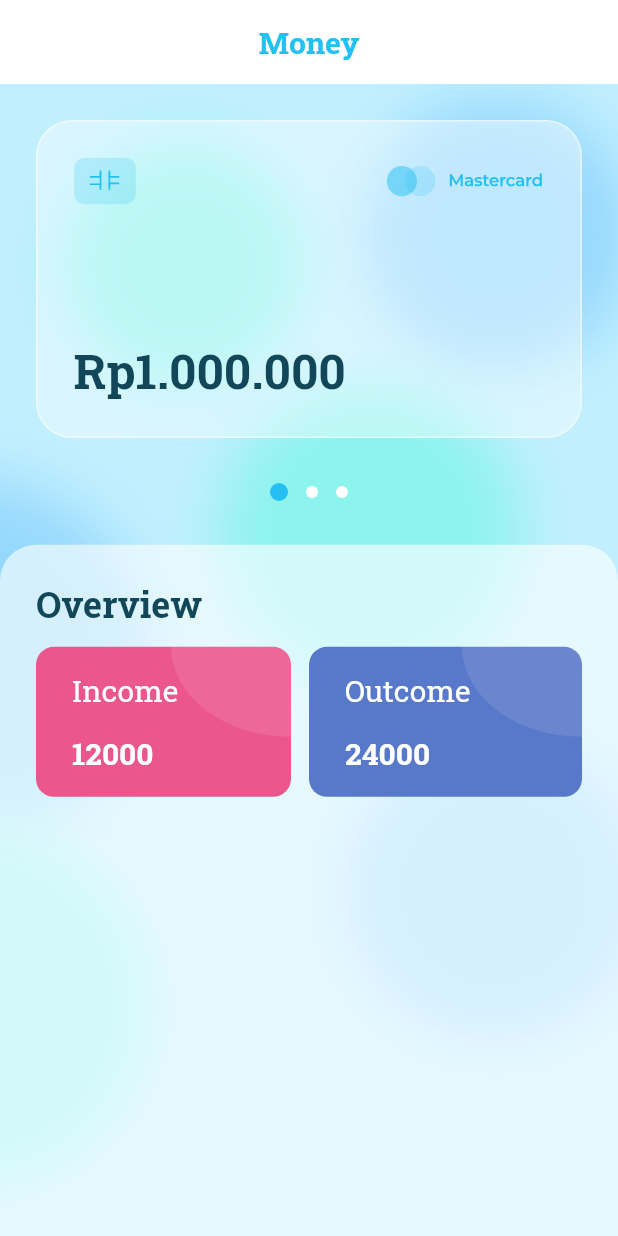
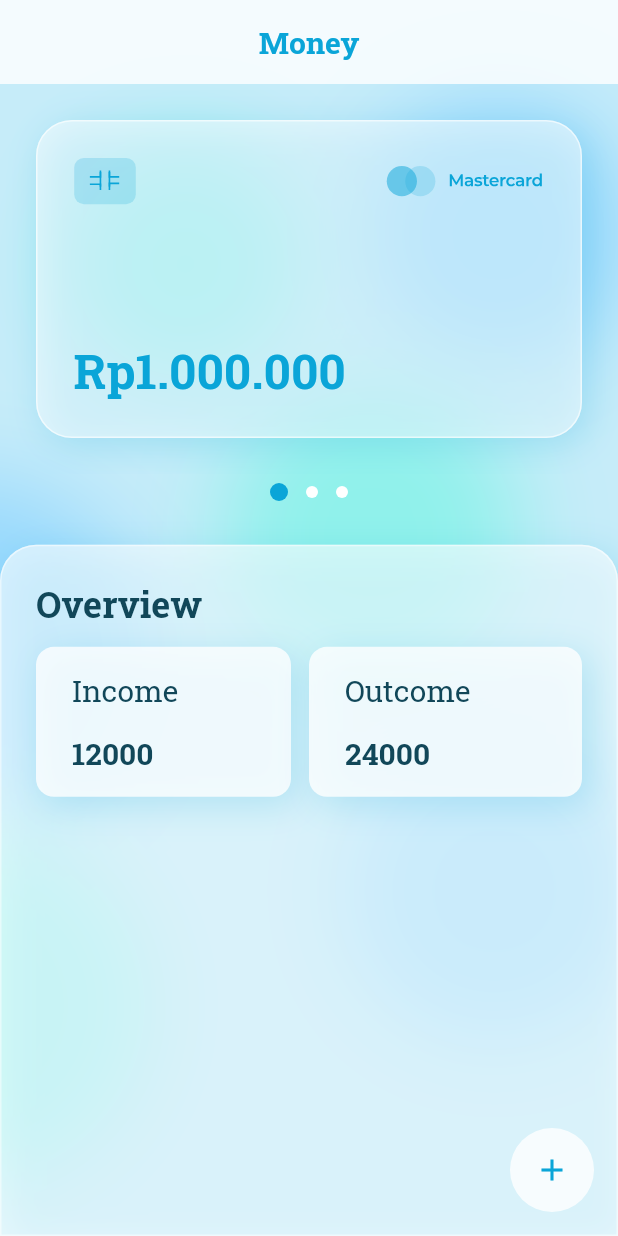
Before and after one commit to rizkyeky/Money-Flutter, a Flutter app: the screen it shows after launch, on a phone screen of 412 x 824 dp. Run offline on Flutter 3.47's test engine with Material 2 defaults, Android fonts, the phone set to English and light mode, and no system bars; drawn by our look-alikes of dots_indicator; our stand-ins replace flutter_svg, get; missing offline and left inert: dart:ffi.

Commit message:
add box shadow and colors

```diff
--- a/lib/theme.dart
+++ b/lib/theme.dart
@@ -1,10 +1,10 @@
 import 'package:flutter/material.dart';
 
 const Map<String, Color> pallets = {
-  'primary': Color(0xFF25C0F3),
-  'accent1': Color(0xFFC1EFFE),
+  'primary': Color(0xFF0AA5D8),
+  'accent1': Color(0xFFC6ECF9),
   'accent2': Color(0xFF96D8FD),
-  'accent3': Color(0xFF8CF3ED),
+  'accent3': Color(0xFF90F1EB),
   'text1': Color(0xFF114759),
 };
 
@@ -18,3 +18,11 @@ const TextStyle subtitle = TextStyle(
   color: Color(0xFF114759),
   fontSize: 20,
 );
+
+List<BoxShadow> boxShadow = [
+  BoxShadow(
+    color: pallets['primary'].withOpacity(0.2),
+    offset: const Offset(5,5),
+    blurRadius: 20
+  )
+];
--- a/lib/view/component/component.dart
+++ b/lib/view/component/component.dart
@@ -11,9 +11,10 @@ class GlassCard extends StatelessWidget {
     return Container(
       height: 220,
       decoration: BoxDecoration(
-        border: Border.all(color: Colors.white.withOpacity(0.5),),
-        color: Colors.white.withOpacity(0.4),
+        border: Border.all(color: Colors.white.withOpacity(0.6),),
+        color: Colors.white.withOpacity(0.5),
         borderRadius: BorderRadius.circular(24),
+        boxShadow: boxShadow
       ),
       padding: const EdgeInsets.all(24),
       child: Column(
@@ -29,7 +30,7 @@ class GlassCard extends StatelessWidget {
           ),
           Text('Rp1.000.000',
             style: TextStyle(
-              color: pallets['text1'],
+              color: pallets['primary'],
               fontSize: 32,
               fontWeight: FontWeight.w700
             ),
--- a/lib/view/page/home.dart
+++ b/lib/view/page/home.dart
@@ -9,7 +9,7 @@ class HomePage extends StatelessWidget {
     return Scaffold(
       backgroundColor: pallets['accent1'],
       appBar: AppBar(
-        backgroundColor: Colors.white,
+        backgroundColor: Colors.white.withOpacity(0.8),
         title: Text('Money',
           style: TextStyle(
             color: pallets['primary'],
@@ -64,7 +64,10 @@ class HomePage extends StatelessWidget {
             builder: (_, controller) => DecoratedBox(
               decoration: BoxDecoration(
                 color: Colors.white.withOpacity(0.6),
-                borderRadius: const BorderRadius.vertical(top: Radius.circular(24))),
+                borderRadius: const BorderRadius.vertical(top: Radius.circular(24)),
+                border: Border.all(color: Colors.white.withOpacity(0.5),),
+                boxShadow: boxShadow
+              ),
               child: ListView(
                 padding: const EdgeInsets.all(24),
                 controller: controller,
@@ -80,28 +83,29 @@ class HomePage extends StatelessWidget {
                         padding: const EdgeInsets.only(left: 24),
                         clipBehavior: Clip.antiAlias,
                         decoration: BoxDecoration(
-                          color: Color(bloc.overview[i]['color'] as int),
-                          borderRadius: BorderRadius.circular(12)
+                          color: Colors.white.withOpacity(0.8),
+                          borderRadius: BorderRadius.circular(12),
+                          boxShadow: [
+                            BoxShadow(
+                              color: pallets['primary'].withOpacity(0.2),
+                              offset: const Offset(5,5),
+                              blurRadius: 20
+                            )
+                          ]
                         ),
-                        child: CustomPaint(
-                          painter: OverviewBackground(),
                         child: Column(
                           mainAxisAlignment: MainAxisAlignment.spaceEvenly,
                           crossAxisAlignment: CrossAxisAlignment.start,
                           children: [
                             Text(bloc.overview[i]['label'] as String,
-                                style: subtitle.copyWith(
-                                  color: Colors.white,
-                                ),
+                              style: subtitle,
                             ),
                             Text(bloc.overview[i]['total'].toString(),
                               style: subtitle.copyWith(
-                                  color: Colors.white,
                                 fontWeight: FontWeight.bold
                               ),
                             ),
                           ],
-                          ),
                         ),
                       ),
                     ),).toList()
@@ -111,6 +115,13 @@ class HomePage extends StatelessWidget {
             ),
           )
         ],
+      ),
+      floatingActionButton: FloatingActionButton(
+        elevation: 0,
+        highlightElevation: 0,
+        backgroundColor: Colors.white.withOpacity(0.8),
+        onPressed: () {},
+        child: Icon(Icons.add, color: pallets['primary'],),
       ),
     );
   }
@@ -122,12 +133,12 @@ class HomeBackground extends CustomPainter {
     final circlePaint1 = Paint()
       ..color = pallets['accent2']
       ..style = PaintingStyle.fill
-      ..maskFilter = const MaskFilter.blur(BlurStyle.normal, 20);
+      ..maskFilter = const MaskFilter.blur(BlurStyle.normal, 30);
 
     final circlePaint2 = Paint()
       ..color = pallets['accent3']
       ..style = PaintingStyle.fill
-      ..maskFilter = const MaskFilter.blur(BlurStyle.normal, 20);
+      ..maskFilter = const MaskFilter.blur(BlurStyle.normal, 30);
 
     canvas.drawCircle(Offset(size.width - 80, 100), 90, circlePaint1);
     canvas.drawCircle(Offset(-20, size.height*0.5), 120, circlePaint1);
@@ -141,20 +152,3 @@ class HomeBackground extends CustomPainter {
   @override
   bool shouldRepaint(covariant CustomPainter oldDelegate) => false;
 }
-
-class OverviewBackground extends CustomPainter {
-  @override
-  void paint(Canvas canvas, Size size) {
-    final circlePaint = Paint()
-      ..color = Colors.white.withOpacity(0.1)
-      ..style = PaintingStyle.fill;
-
-    canvas.drawOval(
-      Rect.fromCenter(center: Offset(size.width, 0), height: 120, width: 160),
-      circlePaint
-    );
-  }
-
-  @override
-  bool shouldRepaint(covariant CustomPainter oldDelegate) => false;
-}
--- a/pubspec.yaml
+++ b/pubspec.yaml
@@ -23,6 +23,7 @@ environment:
 dependencies:
   flutter:
     sdk: flutter
+  animated_bottom_navigation_bar: ^0.2.1
   dots_indicator: ^1.2.0
   flutter_svg: ^0.19.0
   get: ^3.25.4
```
Also changed, not shown: pubspec.lock. Lines whose indentation alone changed are shown as unchanged.
